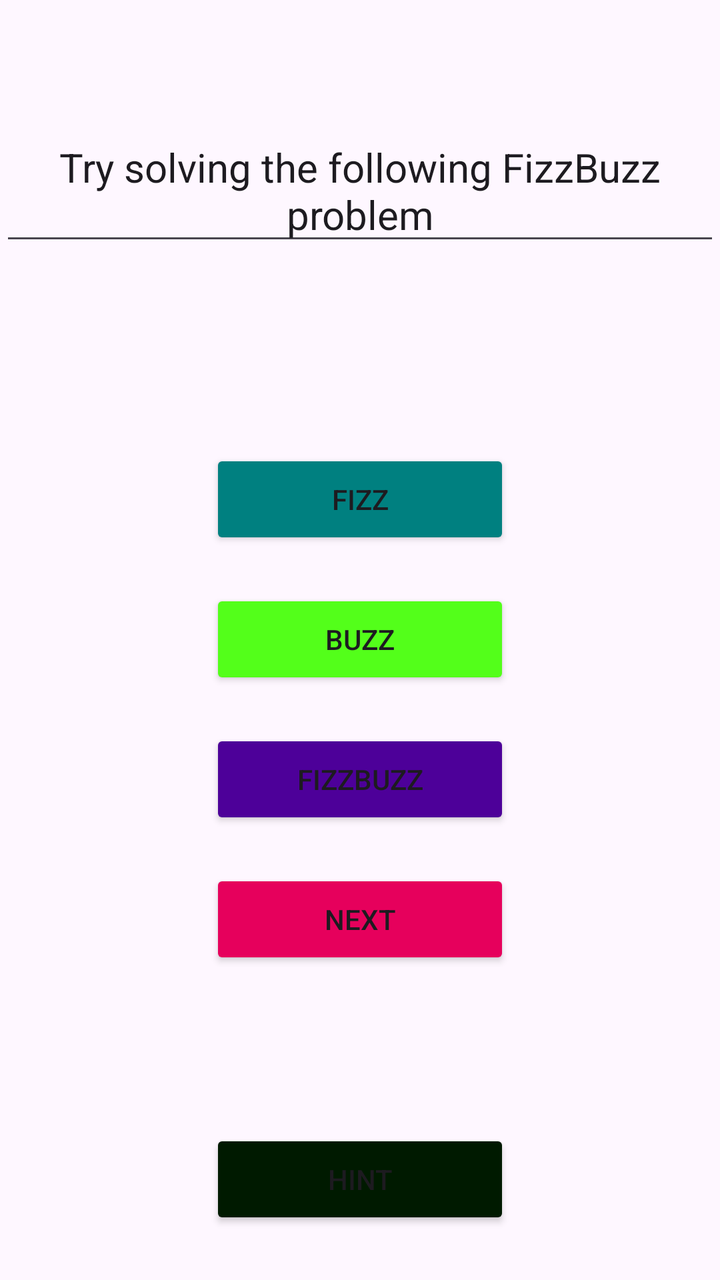
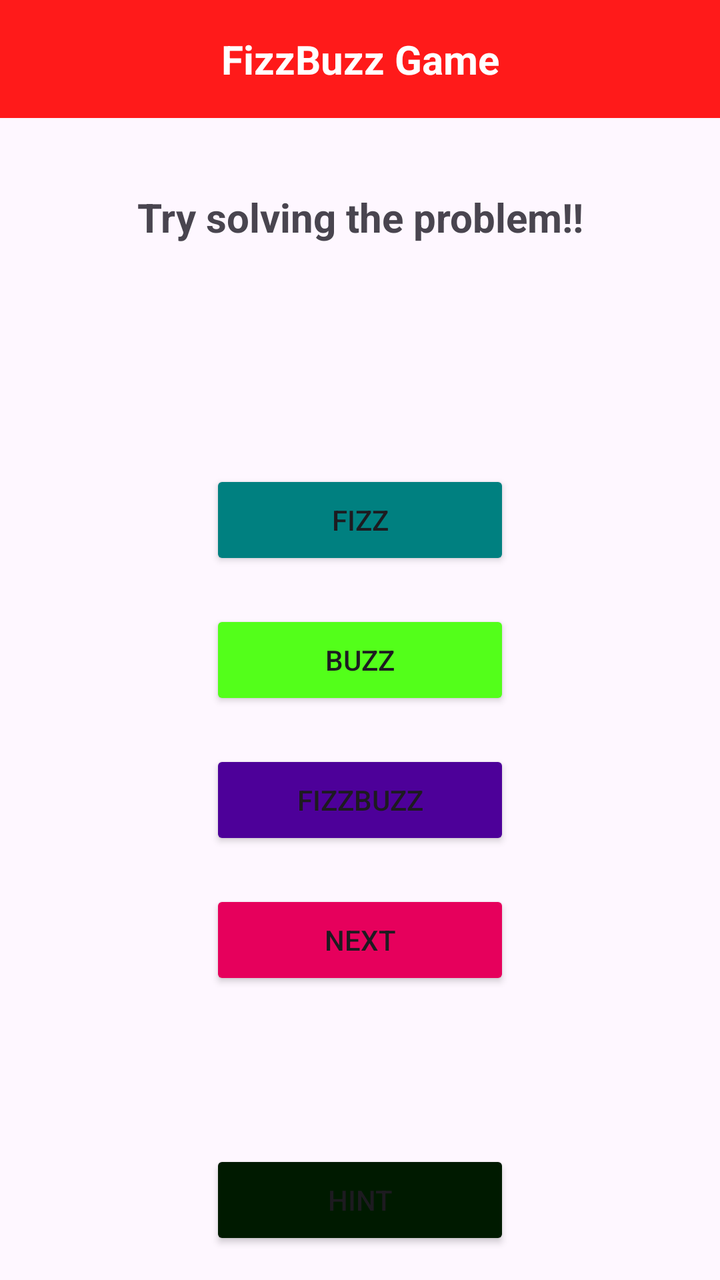

Two renders of the same Android screen: before a commit and after it. Below are the layout's source before the change and the commit's diff.
<!-- AndroidManifest.xml: application theme Theme.FizzBizzApp -->
<!-- res/layout/activity_start_game.xml -->
<?xml version="1.0" encoding="utf-8"?>
<LinearLayout xmlns:android="http://schemas.android.com/apk/res/android"
    xmlns:app="http://schemas.android.com/apk/res-auto"
    xmlns:tools="http://schemas.android.com/tools"
    android:id="@+id/main"
    android:layout_width="match_parent"
    android:layout_height="match_parent"
    tools:context=".StartGameActivity"
    android:orientation="vertical">

    <EditText
        android:layout_width="wrap_content"
        android:layout_height="wrap_content"
        android:layout_gravity="center"
        android:layout_marginTop="60dp"
        android:gravity="center"
        android:text="Try solving the following FizzBuzz problem"
        android:textSize="20sp" />

    <TextView
        android:layout_width="match_parent"
        android:layout_height="wrap_content"
        android:layout_gravity="center"
        android:gravity="center"
        android:id="@+id/randomNumber"
        android:layout_marginTop="50dp"
        android:textSize="20sp"/>

    <Button
        android:layout_width="150dp"
        android:layout_height="50dp"
        android:layout_gravity="center"
        android:id="@+id/fizzBTN"
        android:text="FIZZ"
        android:backgroundTint="@color/first_clr"
        android:layout_marginTop="20dp" />

    <Button
        android:layout_width="150dp"
        android:layout_height="50dp"
        android:layout_gravity="center"
        android:id="@+id/buzzBTN"
        android:text="BUZZ"
        android:backgroundTint="@color/fourth_clr"
        android:layout_marginTop="20dp" />

    <Button
        android:layout_width="150dp"
        android:layout_height="50dp"
        android:layout_gravity="center"
        android:id="@+id/fizzBuzzBTN"
        android:text="FIZZBUZZ"
        android:backgroundTint="@color/second_clr"
        android:layout_marginTop="20dp" />

    <Button
        android:layout_width="150dp"
        android:layout_height="50dp"
        android:layout_gravity="center"
        android:id="@+id/nextBTN"
        android:text="NEXT"
        android:backgroundTint="@color/third_clr"
        android:layout_marginTop="20dp" />

    <Button
        android:layout_width="150dp"
        android:layout_height="50dp"
        android:layout_gravity="center"
        android:id="@+id/hintBTN"
        android:text="HINT"
        android:backgroundTint="@color/fifth_clr"
        android:layout_marginTop="80dp" />


</LinearLayout>
<!-- resources referenced by this layout -->
<resources>
  <color name="fifth_clr">#001a00</color>
  <color name="first_clr">#008080</color>
  <color name="fourth_clr">#53ff1a</color>
  <color name="second_clr">#4d0099</color>
  <color name="third_clr">#e6005c</color>
  <style name="Theme.FizzBizzApp" parent="Base.Theme.FizzBizzApp" />
  <style name="Base.Theme.FizzBizzApp" parent="Theme.Material3.DayNight.NoActionBar">
          
          
      </style>
</resources>

<!-- the commit's change to res/layout/activity_start_game.xml (unified diff, before → after) -->
@@ -8,14 +8,26 @@
     tools:context=".StartGameActivity"
     android:orientation="vertical">
 
-    <EditText
-        android:layout_width="wrap_content"
+    <TextView
+        android:layout_width="match_parent"
         android:layout_height="wrap_content"
-        android:layout_gravity="center"
-        android:layout_marginTop="60dp"
+        android:background="@color/primary"
         android:gravity="center"
-        android:text="Try solving the following FizzBuzz problem"
-        android:textSize="20sp" />
+        android:padding="16dp"
+        android:text="FizzBuzz Game"
+        android:textColor="@color/white"
+        android:textSize="20sp"
+        android:textStyle="bold" />
+
+    <TextView
+        android:layout_width="match_parent"
+        android:layout_height="wrap_content"
+        android:gravity="center"
+        android:padding="16dp"
+        android:text="Try solving the problem!!"
+        android:textSize="20sp"
+        android:textStyle="bold"
+        android:layout_marginTop="20dp"/>
 
     <TextView
         android:layout_width="match_parent"
<!-- resource entries referenced after the edit -->
@@ -3,8 +3,10 @@
   <color name="fifth_clr">#001a00</color>
   <color name="first_clr">#008080</color>
   <color name="fourth_clr">#53ff1a</color>
+  <color name="primary">#ff1a1a</color>
   <color name="second_clr">#4d0099</color>
   <color name="third_clr">#e6005c</color>
+  <color name="white">#fff</color>
   <style name="Theme.FizzBizzApp" parent="Base.Theme.FizzBizzApp" />
   <style name="Base.Theme.FizzBizzApp" parent="Theme.Material3.DayNight.NoActionBar">
           
